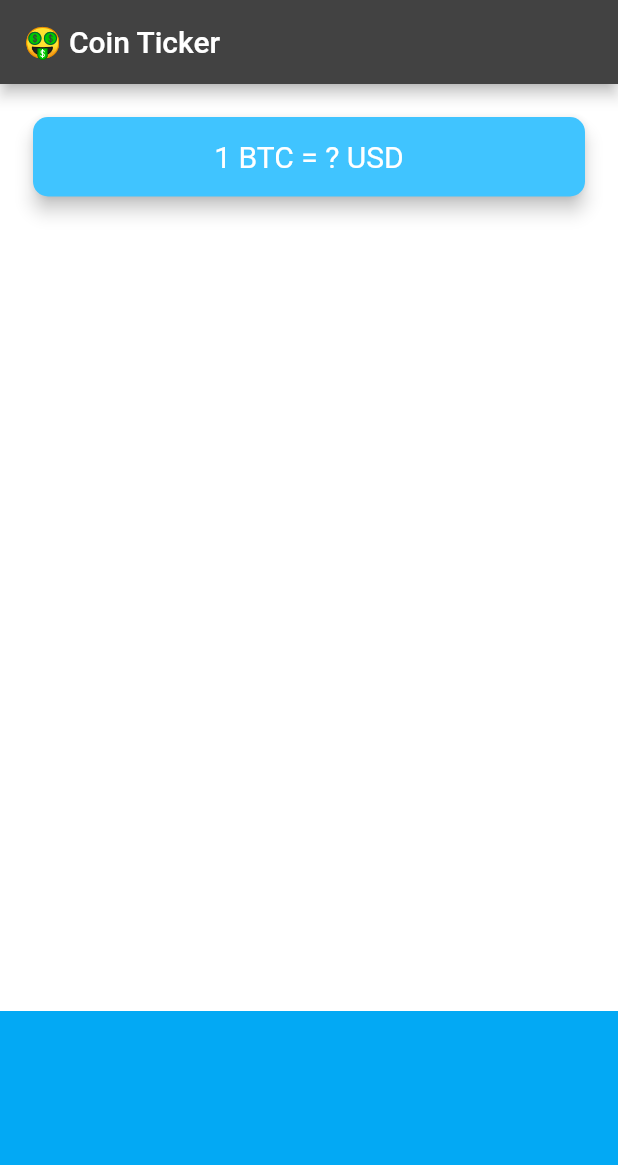
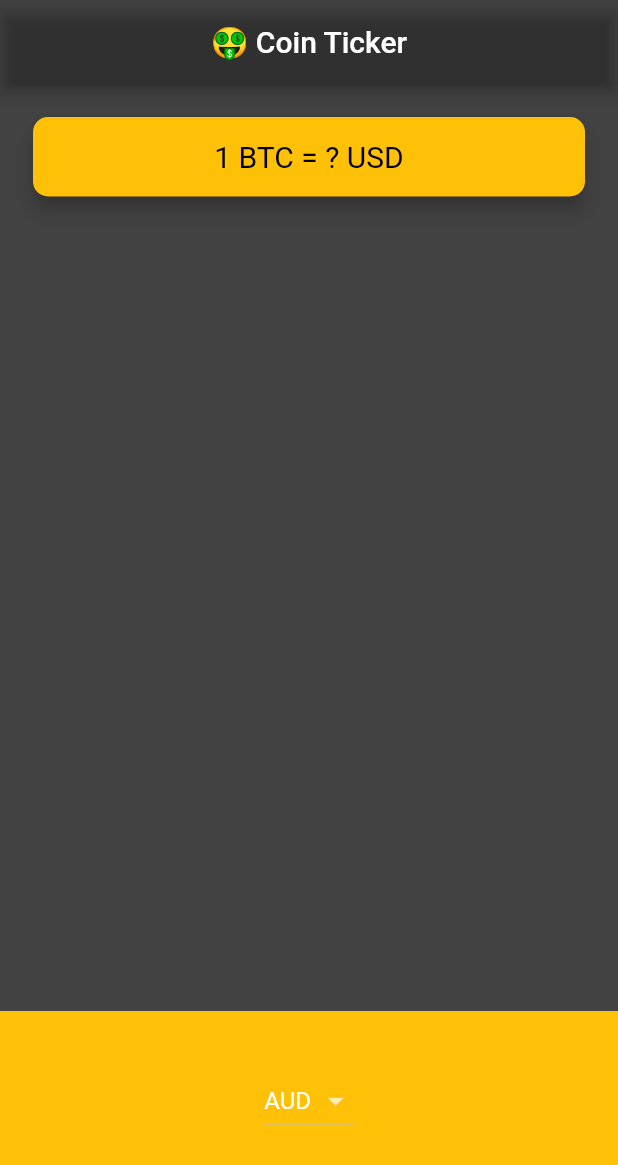
Before and after one commit to difurei/Flutter-Development-Bootcamp, a Flutter app: the screen it shows after launch, on a phone screen of 412 x 824 dp. Shown: the top 1165 px of the screen. Run offline on Flutter 3.47's test engine with Material 2 defaults, Android fonts, the light colour scheme and no system bars.

Commit message:
finishing UI

```diff
--- a/lib/main.dart
+++ b/lib/main.dart
@@ -7,9 +7,13 @@ class MyApp extends StatelessWidget {
   @override
   Widget build(BuildContext context) {
     return MaterialApp(
+      debugShowCheckedModeBanner: false,
       theme: ThemeData.dark().copyWith(
-          primaryColor: Colors.lightBlue,
-          scaffoldBackgroundColor: Colors.white),
+          primaryColor: Colors.amber,
+          scaffoldBackgroundColor: Colors.grey[800],
+        textTheme: TextTheme(button: TextStyle(color: Colors.black)),
+        appBarTheme: AppBarTheme(color: Colors.transparent)
+      ),
       home: PriceScreen(),
     );
   }
--- a/lib/price_screen.dart
+++ b/lib/price_screen.dart
@@ -1,4 +1,7 @@
+import 'package:bitcoin_ticker/coin_data.dart';
+import 'package:flutter/cupertino.dart';
 import 'package:flutter/material.dart';
+import 'dart:io' show Platform;
 
 class PriceScreen extends StatefulWidget {
   @override
@@ -6,11 +9,48 @@ class PriceScreen extends StatefulWidget {
 }
 
 class _PriceScreenState extends State<PriceScreen> {
+  String selectedCurrency = currenciesList[0];
+
+  DropdownButton<String> androidDropdownMenu() {
+    List<DropdownMenuItem<String>> dropdownMenuItemList = [];
+
+    for (String item in currenciesList) {
+      dropdownMenuItemList
+          .add(DropdownMenuItem(child: Text(item), value: item));
+    }
+
+    return DropdownButton<String>(
+        value: selectedCurrency,
+        items: dropdownMenuItemList,
+        onChanged: (value) {
+          setState(() {
+            selectedCurrency = value;
+          });
+        });
+  }
+
+  CupertinoPicker IOSPicker() {
+    List<Text> pickerItems = [];
+
+    for (String item in currenciesList) {
+      pickerItems.add(Text(item));
+    }
+
+    return CupertinoPicker(
+      itemExtent: 32.0,
+      onSelectedItemChanged: (selectedIndex) {
+        print(selectedIndex);
+      },
+      children: pickerItems,
+    );
+  }
+
   @override
   Widget build(BuildContext context) {
     return Scaffold(
       appBar: AppBar(
         title: Text('🤑 Coin Ticker'),
+        centerTitle: true,
       ),
       body: Column(
         mainAxisAlignment: MainAxisAlignment.spaceBetween,
@@ -19,7 +59,7 @@ class _PriceScreenState extends State<PriceScreen> {
           Padding(
             padding: EdgeInsets.fromLTRB(18.0, 18.0, 18.0, 0),
             child: Card(
-              color: Colors.lightBlueAccent,
+              color: Colors.amber,
               elevation: 5.0,
               shape: RoundedRectangleBorder(
                 borderRadius: BorderRadius.circular(10.0),
@@ -30,9 +70,8 @@ class _PriceScreenState extends State<PriceScreen> {
                   '1 BTC = ? USD',
                   textAlign: TextAlign.center,
                   style: TextStyle(
-                    fontSize: 20.0,
-                    color: Colors.white,
-                  ),
+                      fontSize: 20.0,
+                      color: Theme.of(context).textTheme.button.color),
                 ),
               ),
             ),
@@ -41,8 +80,8 @@ class _PriceScreenState extends State<PriceScreen> {
             height: 150.0,
             alignment: Alignment.center,
             padding: EdgeInsets.only(bottom: 30.0),
-            color: Colors.lightBlue,
-            child: null,
+            color: Colors.amber,
+            child: Platform.isIOS ? IOSPicker() : androidDropdownMenu(),
           ),
         ],
       ),
```
Also changed, not shown: 5 other files.
